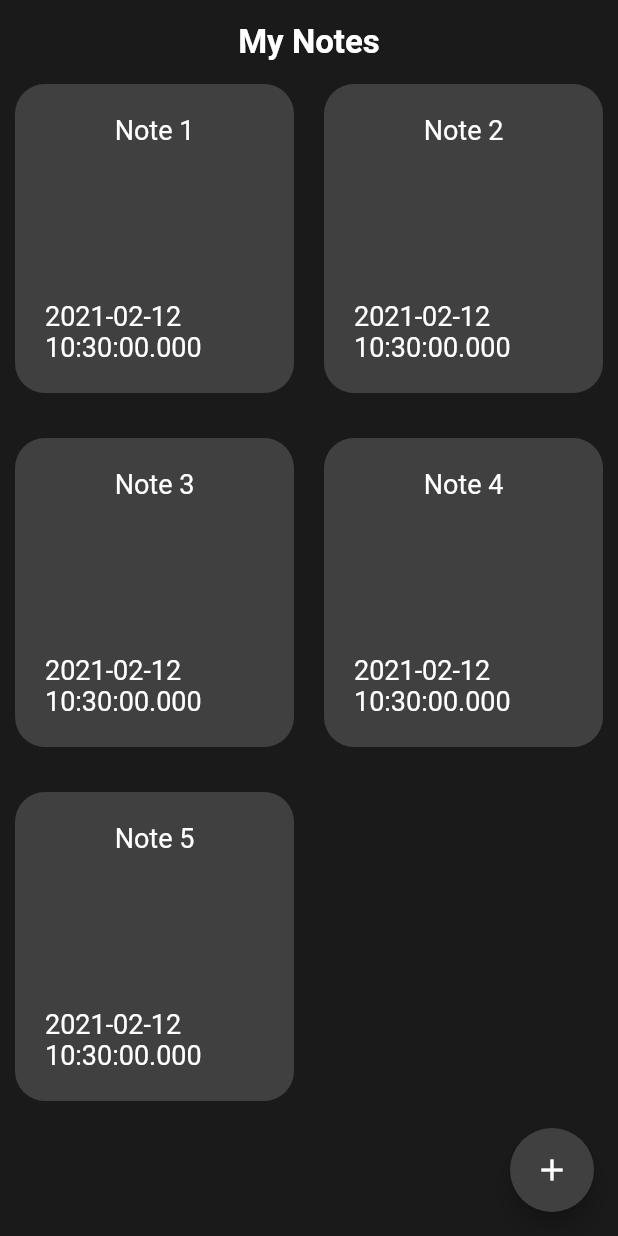
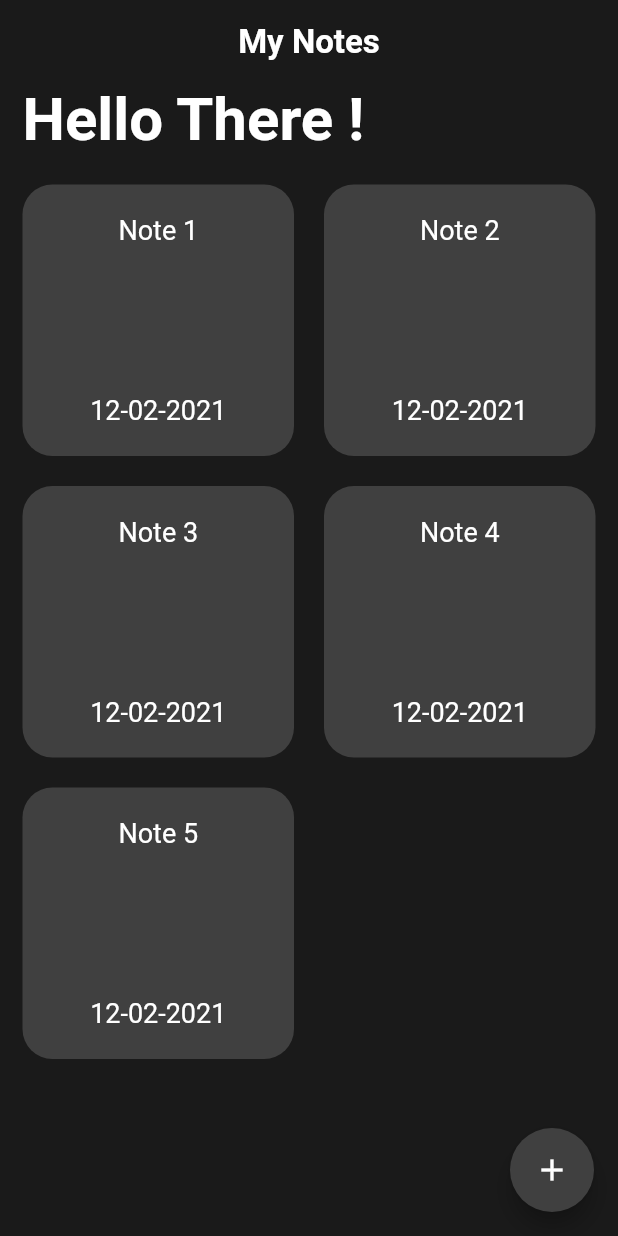
Before and after one commit to JashanPuri/AlanNotes, a Flutter app: the screen it shows after launch, on a phone screen of 412 x 824 dp. Run offline on Flutter 3.47's test engine with Material 2 defaults, Android fonts, the phone set to English and light mode, and no system bars.

Commit message:
dashboard started

```diff
--- a/lib/dashboard.dart
+++ b/lib/dashboard.dart
@@ -1,3 +1,4 @@
+import 'package:alan_notes_app/edit_notes.dart';
 import 'package:flutter/material.dart';
 import './constants.dart';
 import './models.dart';
@@ -6,37 +7,23 @@ import './grid_item.dart';
 class DashBoard extends StatelessWidget {
   final dummyData = [
     Note(
-        id: '1',
-        title: 'Note 1',
-        note: "This is note 1",
-        date: DateTime.now()),
+        id: '1', title: 'Note 1', note: "This is note 1", date: DateTime.now()),
     Note(
-        id: '2',
-        title: 'Note 2',
-        note: "This is note 2",
-        date: DateTime.now()),
+        id: '2', title: 'Note 2', note: "This is note 2", date: DateTime.now()),
     Note(
-        id: '3',
-        title: 'Note 3',
-        note: "This is note 3",
-        date: DateTime.now()),
+        id: '3', title: 'Note 3', note: "This is note 3", date: DateTime.now()),
     Note(
-        id: '4',
-        title: 'Note 4',
-        note: "This is note 4",
-        date: DateTime.now()),
-    Note(
-        id: '5',
-        title: 'Note 5',
-        note: "This is note 5",
-        date: DateTime.now())
+        id: '4', title: 'Note 4', note: "This is note 4", date: DateTime.now()),
+    Note(id: '5', title: 'Note 5', note: "This is note 5", date: DateTime.now())
   ];
   @override
   Widget build(BuildContext context) {
     return Scaffold(
         backgroundColor: themeColor,
         floatingActionButton: FloatingActionButton(
-          onPressed: null,
+          onPressed: () {
+            Navigator.of(context).pushNamed(EditNotes.routeName);
+          },
           child: Icon(Icons.add),
           backgroundColor: accentColor,
         ),
@@ -47,9 +34,24 @@ class DashBoard extends StatelessWidget {
           centerTitle: true,
           elevation: 0,
         ),
-        body: GridView.count(
+        body: Padding(
+          padding: const EdgeInsets.symmetric(horizontal: 15),
+          child: Column(
+            crossAxisAlignment: CrossAxisAlignment.start,
+            children: [
+              textWidget(
+                  text: "Hello There !",
+                  fontsize: 40.0,
+                  color: white1,
+                  fontweight: FontWeight.bold),
+              SizedBox(
+                height: 20,
+              ),
+              Flexible(
+                child: GridView.count(
                     crossAxisCount: 2,
-            mainAxisSpacing: 30,
+                    mainAxisSpacing: 20,
+                    crossAxisSpacing: 20,
                     children: List.generate(
                       dummyData.length,
                       (index) {
@@ -58,6 +60,10 @@ class DashBoard extends StatelessWidget {
                             title: dummyData[index].title,
                             note: dummyData[index].note);
                       },
-            )));
+                    )),
+              ),
+            ],
+          ),
+        ));
   }
 }
--- a/lib/grid_item.dart
+++ b/lib/grid_item.dart
@@ -1,5 +1,6 @@
 import 'package:flutter/material.dart';
 import './constants.dart';
+import 'package:intl/intl.dart';
 
 class GridItem extends StatelessWidget {
   final title;
@@ -11,12 +12,11 @@ class GridItem extends StatelessWidget {
   Widget build(BuildContext context) {
     return Container(
       padding: EdgeInsets.symmetric(horizontal: 20,vertical: 20),
-      margin: EdgeInsets.symmetric(horizontal: 10),
       child: Column(
         mainAxisAlignment: MainAxisAlignment.spaceBetween,
         children: [
           textWidget(text: title,color: white1),
-          textWidget(text: date.toString() ,color: white1)
+          textWidget(text: DateFormat("dd-MM-yyyy").format(date) ,color: white1)
       ]
       ),
       decoration: BoxDecoration(
--- a/lib/main.dart
+++ b/lib/main.dart
@@ -1,5 +1,7 @@
+import 'package:alan_notes_app/constants.dart';
 import 'package:flutter/material.dart';
 import './dashboard.dart';
+import './edit_notes.dart';
 
 void main() {
   runApp(MyApp());
@@ -16,6 +18,9 @@ class MyApp extends StatelessWidget {
         visualDensity: VisualDensity.adaptivePlatformDensity,
       ),
       home: DashBoard(),
+      routes: {
+        EditNotes.routeName: (context) => EditNotes()
+      },
     );
   }
 }
--- a/pubspec.yaml
+++ b/pubspec.yaml
@@ -23,6 +23,7 @@ environment:
 dependencies:
   flutter:
     sdk: flutter
+  intl:
 
 
   # The following adds the Cupertino Icons font to your application.
```
Also changed, not shown: lib/edit_notes.dart (added, +26 -0 lines), pubspec.lock. Lines whose indentation alone changed are shown as unchanged.
